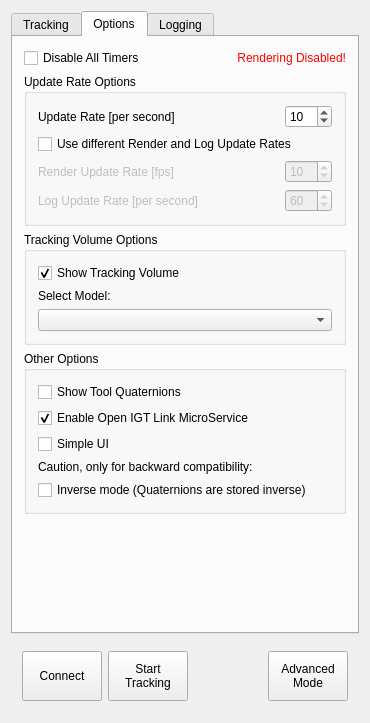
First picture: the form in Plugins/org.mitk.gui.qt.igttracking/src/internal/QmitkMITKIGTTrackingToolboxViewControls.ui, repository MITK/MITK, before the edit.
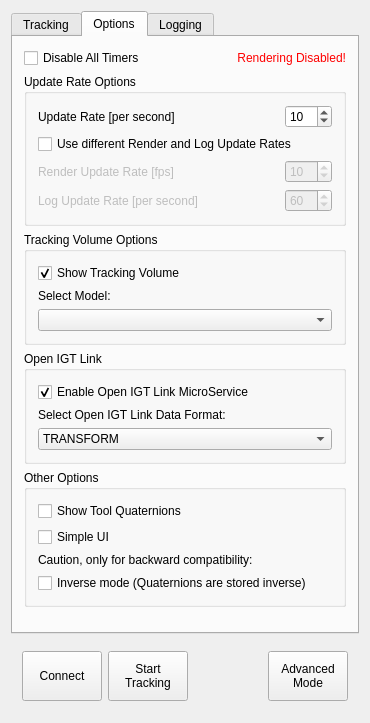
Second picture: the form after the edit. The open tabs and pages were chosen to show the change. Custom widgets are drawn as their Qt base class.

Commit message: Made output mode selectable for the user

```diff
--- a/Plugins/org.mitk.gui.qt.igttracking/src/internal/QmitkMITKIGTTrackingToolboxViewControls.ui
+++ b/Plugins/org.mitk.gui.qt.igttracking/src/internal/QmitkMITKIGTTrackingToolboxViewControls.ui
@@ -571,6 +571,56 @@
          </layout>
         </widget>
        </item>
+       <item>
+        <widget class="QGroupBox" name="groupBox_2">
+         <property name="title">
+          <string>Open IGT Link</string>
+         </property>
+         <layout class="QVBoxLayout" name="verticalLayout_15">
+          <item>
+           <widget class="QCheckBox" name="m_EnableOpenIGTLinkMicroService">
+            <property name="text">
+             <string>Enable Open IGT Link MicroService</string>
+            </property>
+            <property name="checked">
+             <bool>true</bool>
+            </property>
+           </widget>
+          </item>
+          <item>
+           <widget class="QLabel" name="label_7">
+            <property name="text">
+             <string>Select Open IGT Link Data Format:</string>
+            </property>
+           </widget>
+          </item>
+          <item>
+           <widget class="QComboBox" name="m_OpenIGTLinkDataFormat">
+            <item>
+             <property name="text">
+              <string>TRANSFORM</string>
+             </property>
+            </item>
+            <item>
+             <property name="text">
+              <string>QTDATA</string>
+             </property>
+            </item>
+            <item>
+             <property name="text">
+              <string>TDATA</string>
+             </property>
+            </item>
+            <item>
+             <property name="text">
+              <string>POSITION</string>
+             </property>
+            </item>
+           </widget>
+          </item>
+         </layout>
+        </widget>
+       </item>
        <item>
         <widget class="QGroupBox" name="m_OtherOptionsGroupBox">
          <property name="title">
@@ -584,16 +634,6 @@
             </property>
            </widget>
           </item>
-          <item>
-           <widget class="QCheckBox" name="m_EnableOpenIGTLinkMicroService">
-            <property name="text">
-             <string>Enable Open IGT Link MicroService</string>
-            </property>
-            <property name="checked">
-             <bool>true</bool>
-            </property>
-           </widget>
-          </item>
           <item>
            <widget class="QCheckBox" name="m_simpleUI">
             <property name="text">
```
The commit also changes 1 other file.
